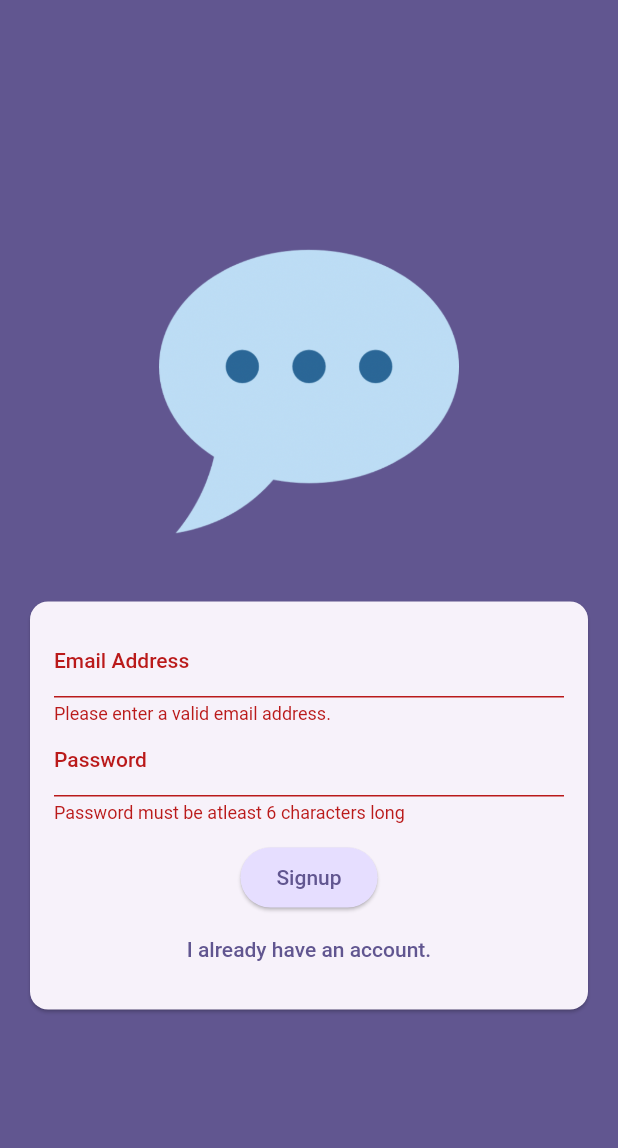
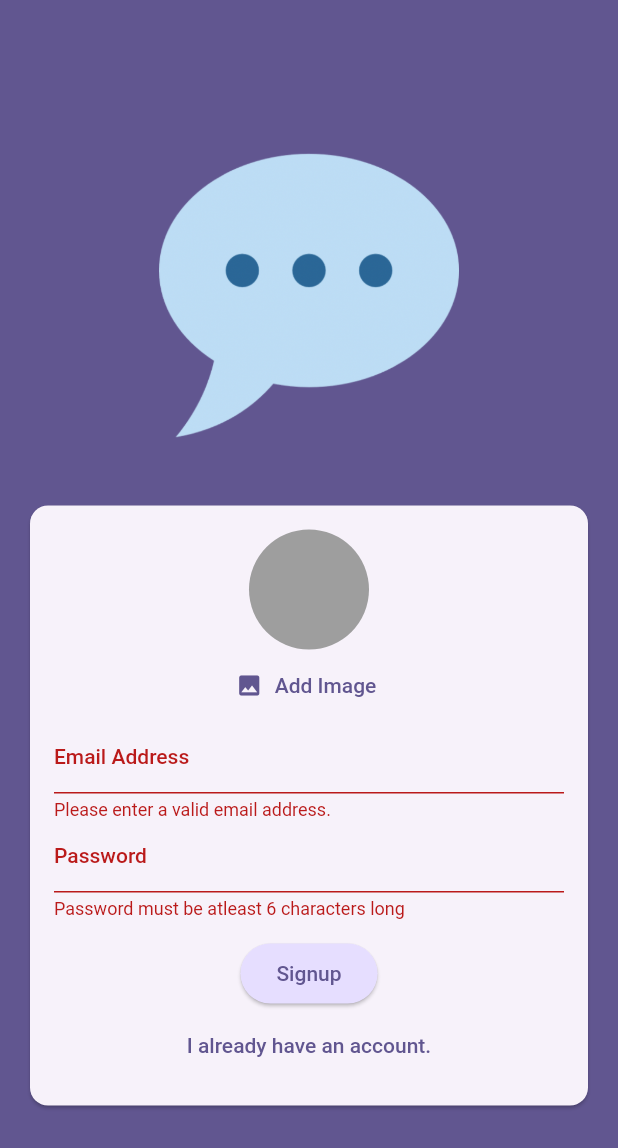
Before and after one commit to Kapil619/chat_app, a Flutter app: the screen it shows after launch, after a tap on "Login", after a tap on "Create an account", on a phone screen of 412 x 824 dp. Shown: the top 1148 px of the screen. Run offline on Flutter 3.47's test engine with Material 2 defaults, Android fonts, the phone set to English and light mode, and no system bars; our stand-ins replace firebase_auth, firebase_core, image_picker; accounts and stored records are empty.

Commit message:
Setup of image picker package & widget

```diff
--- a/lib/screens/auth.dart
+++ b/lib/screens/auth.dart
@@ -1,3 +1,4 @@
+import 'package:chat_app/widgets/user_image_picker.dart';
 import 'package:flutter/material.dart';
 import 'package:firebase_auth/firebase_auth.dart';
 
@@ -74,6 +75,7 @@ class _AuthScreen extends State<AuthScreen> {
                         child: Column(
                           mainAxisSize: MainAxisSize.min,
                           children: [
+                            if (!_isLogin) UserImagePicker(),
                             TextFormField(
                               decoration: const InputDecoration(
                                   labelText: 'Email Address'),
--- /dev/null
+++ b/lib/widgets/user_image_picker.dart
@@ -0,0 +1,50 @@
+import 'dart:io';
+
+import 'package:flutter/material.dart';
+import 'package:image_picker/image_picker.dart';
+
+class UserImagePicker extends StatefulWidget {
+  const UserImagePicker({super.key});
+  @override
+  State<UserImagePicker> createState() {
+    return _UserImagePickerState();
+  }
+}
+
+class _UserImagePickerState extends State<UserImagePicker> {
+  File? _pickedImageFile;
+  void _pickImage() async {
+    final pickedImage = await ImagePicker()
+        .pickImage(source: ImageSource.camera, imageQuality: 50, maxWidth: 150);
+
+    if (pickedImage == null) {
+      return;
+    }
+
+    setState(() {
+      _pickedImageFile = File(pickedImage.path);
+    });
+  }
+
+  @override
+  Widget build(BuildContext context) {
+    return Column(
+      children: [
+        CircleAvatar(
+          radius: 40,
+          backgroundColor: Colors.grey,
+          foregroundImage:
+              _pickedImageFile != null ? FileImage(_pickedImageFile!) : null,
+        ),
+        TextButton.icon(
+          onPressed: _pickImage,
+          icon: const Icon(Icons.image),
+          label: Text(
+            'Add Image',
+            style: TextStyle(color: Theme.of(context).colorScheme.primary),
+          ),
+        ),
+      ],
+    );
+  }
+}
--- a/pubspec.yaml
+++ b/pubspec.yaml
@@ -36,6 +36,8 @@ dependencies:
   cupertino_icons: ^1.0.2
   firebase_core: ^2.16.0
   firebase_auth: ^4.10.0
+  firebase_storage: ^11.2.7
+  image_picker: ^1.0.4
 
 dev_dependencies:
   flutter_test:
```
Also changed, not shown: pubspec.lock, 5 other files.
